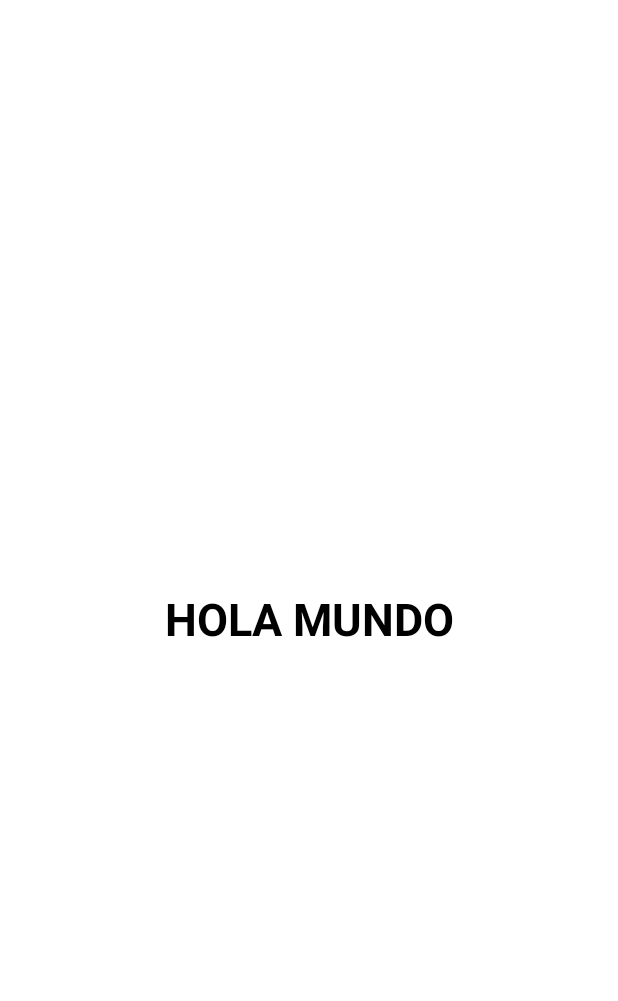
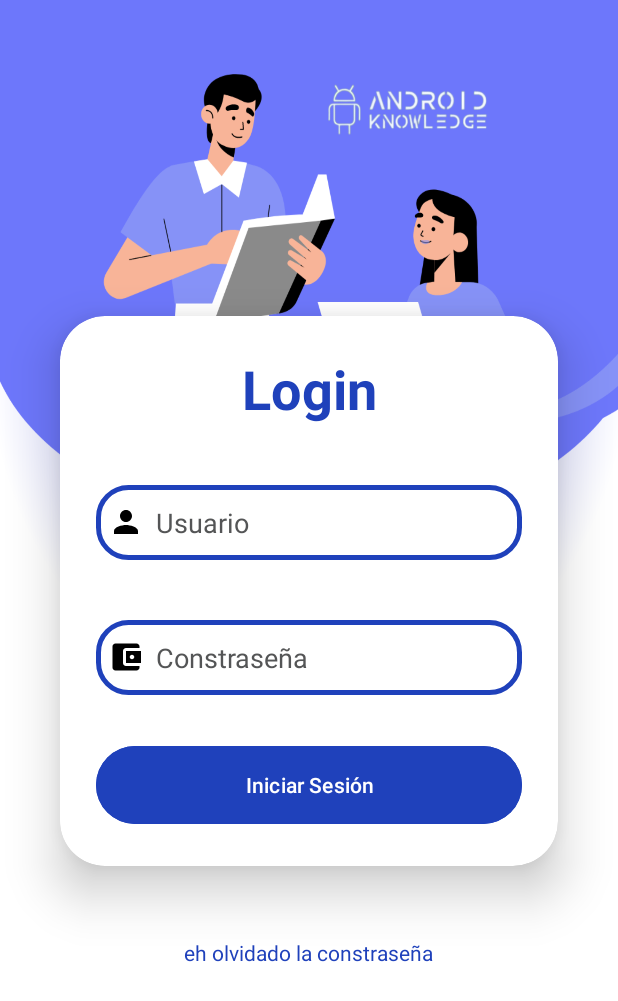
Before and after one commit to DiegoFlwrs/DigitalShop, an Android app: the screen it shows after launch (inicio), on a phone screen of 412 x 824 dp. Shown: the top 1001 px of the screen. Run offline under Robolectric (Android 15) with nearby library versions, the phone set to English and light mode, and no system bars.

Commit message:
feature: integracion Login UI

```diff
--- /dev/null
+++ b/app/src/main/res/drawable/baseline_account_balance_wallet_24.xml
@@ -0,0 +1,5 @@
+<vector xmlns:android="http://schemas.android.com/apk/res/android" android:height="24dp" android:tint="#000000" android:viewportHeight="24" android:viewportWidth="24" android:width="24dp">
+
+    <path android:fillColor="@android:color/white" android:pathData="M21,18v1c0,1.1 -0.9,2 -2,2L5,21c-1.11,0 -2,-0.9 -2,-2L3,5c0,-1.1 0.89,-2 2,-2h14c1.1,0 2,0.9 2,2v1h-9c-1.11,0 -2,0.9 -2,2v8c0,1.1 0.89,2 2,2h9zM12,16h10L22,8L12,8v8zM16,13.5c-0.83,0 -1.5,-0.67 -1.5,-1.5s0.67,-1.5 1.5,-1.5 1.5,0.67 1.5,1.5 -0.67,1.5 -1.5,1.5z"/>
+
+</vector>
--- /dev/null
+++ b/app/src/main/res/drawable/baseline_person_24.xml
@@ -0,0 +1,5 @@
+<vector xmlns:android="http://schemas.android.com/apk/res/android" android:height="24dp" android:tint="#000000" android:viewportHeight="24" android:viewportWidth="24" android:width="24dp">
+
+    <path android:fillColor="@android:color/white" android:pathData="M12,12c2.21,0 4,-1.79 4,-4s-1.79,-4 -4,-4 -4,1.79 -4,4 1.79,4 4,4zM12,14c-2.67,0 -8,1.34 -8,4v2h16v-2c0,-2.66 -5.33,-4 -8,-4z"/>
+
+</vector>
--- /dev/null
+++ b/app/src/main/res/drawable/custom_text.xml
@@ -0,0 +1,12 @@
+<?xml version="1.0" encoding="utf-8"?>
+<shape xmlns:android="http://schemas.android.com/apk/res/android"
+    android:shape="rectangle"
+    >
+    <stroke
+        android:width="3dp"
+        android:color="@color/purple_800"
+        />
+    <corners
+        android:radius="20dp"
+        />
+</shape>
--- /dev/null
+++ b/app/src/main/res/drawable/lock.xml
@@ -0,0 +1,10 @@
+<vector xmlns:android="http://schemas.android.com/apk/res/android"
+    android:width="800dp"
+    android:height="800dp"
+    android:viewportWidth="16"
+    android:viewportHeight="16">
+  <path
+      android:pathData="M4,6V4C4,1.791 5.791,0 8,0C10.209,0 12,1.791 12,4V6H14V16H2V6H4ZM6,4C6,2.895 6.895,2 8,2C9.105,2 10,2.895 10,4V6H6V4ZM7,13V9H9V13H7Z"
+      android:fillColor="#000000"
+      android:fillType="evenOdd"/>
+</vector>
--- a/app/src/main/res/layout/activity_inicio.xml
+++ b/app/src/main/res/layout/activity_inicio.xml
@@ -1,23 +1,92 @@
 <?xml version="1.0" encoding="utf-8"?>
-<androidx.constraintlayout.widget.ConstraintLayout xmlns:android="http://schemas.android.com/apk/res/android"
+<LinearLayout
+    xmlns:android="http://schemas.android.com/apk/res/android"
     xmlns:app="http://schemas.android.com/apk/res-auto"
     xmlns:tools="http://schemas.android.com/tools"
+    xmlns:card_view="http://schemas.android.com/apk/res-auto"
     android:id="@+id/main"
     android:layout_width="match_parent"
     android:layout_height="match_parent"
+    android:orientation="vertical"
+    android:gravity="center"
     tools:context=".principal.inicio"
-    android:background="@color/white"
+    android:background="@drawable/loginbkg"
+    android:paddingTop="80dp"
     >
-
-    <TextView
+    <androidx.cardview.widget.CardView
         android:layout_width="match_parent"
         android:layout_height="wrap_content"
-        android:text="HOLA MUNDO"
-        app:layout_constraintBottom_toBottomOf="parent"
-        app:layout_constraintTop_toTopOf="parent"
-        android:gravity="center"
-        android:textStyle="bold"
-        android:textSize="30dp"
-        android:textColor="@color/black"
-        />
-</androidx.constraintlayout.widget.ConstraintLayout>
+        android:layout_margin="40dp"
+        app:cardCornerRadius="30dp"
+        app:cardElevation="20dp"
+        android:background="@drawable/custom_text"
+        app:cardBackgroundColor="@color/white"
+        >
+
+        <LinearLayout
+            android:layout_width="match_parent"
+            android:layout_height="wrap_content"
+            android:orientation="vertical"
+            android:layout_gravity="center_horizontal"
+            android:padding="24dp"
+            >
+            <TextView
+                android:layout_width="match_parent"
+                android:layout_height="wrap_content"
+                android:text="Login"
+                android:id="@+id/txtLogin"
+                android:textSize="36sp"
+                android:textAlignment="center"
+                android:textStyle="bold"
+                android:textColor="@color/purple_800"/>
+            <EditText
+                android:layout_width="match_parent"
+                android:layout_height="50dp"
+                android:id="@+id/txtUserName"
+                android:background="@drawable/custom_text"
+                android:drawableLeft="@drawable/baseline_person_24"
+                android:drawablePadding="8dp"
+                android:hint="Usuario"
+                android:padding="8dp"
+                android:textColor="@color/black"
+                android:textColorHighlight="@color/cardview_dark_background"
+                android:layout_marginTop="40dp"
+                android:textColorHint="#545556"
+                />
+            <EditText
+                android:layout_width="match_parent"
+                android:layout_height="50dp"
+                android:id="@+id/txtPassword"
+                android:background="@drawable/custom_text"
+                android:drawableLeft="@drawable/baseline_account_balance_wallet_24"
+                android:drawablePadding="8dp"
+                android:hint="Constraseña"
+                android:inputType="textPassword"
+                android:padding="8dp"
+                android:textColor="@color/black"
+                android:textColorHighlight="@color/cardview_dark_background"
+                android:layout_marginTop="40dp"
+                android:textColorHint="#545556"
+                />
+            <Button
+                android:layout_width="match_parent"
+                android:layout_height="60dp"
+                android:id="@+id/btnLogin"
+                android:text="Iniciar Sesión"
+                android:layout_marginTop="30dp"
+                android:backgroundTint="@color/purple_800"
+                android:textColor="@color/white"
+                />
+        </LinearLayout>
+    </androidx.cardview.widget.CardView>
+    <TextView
+        android:layout_width="wrap_content"
+        android:layout_height="wrap_content"
+        android:padding="8dp"
+        android:text="eh olvidado la constraseña"
+        android:textSize="14sp"
+        android:textAlignment="center"
+        android:id="@+id/txtResetPassword"
+        android:textColor="@color/purple_800"/>
+
+</LinearLayout>
--- a/app/src/main/res/values/colors.xml
+++ b/app/src/main/res/values/colors.xml
@@ -3,4 +3,5 @@
     <color name="black">#FF000000</color>
     <color name="white">#FFFFFFFF</color>
     <color name="purple_700">#DBE3FF</color>
+    <color name="purple_800">#1F41BB</color>
 </resources>
```
Also changed, not shown: app/src/main/res/drawable/loginbkg.png (added).
